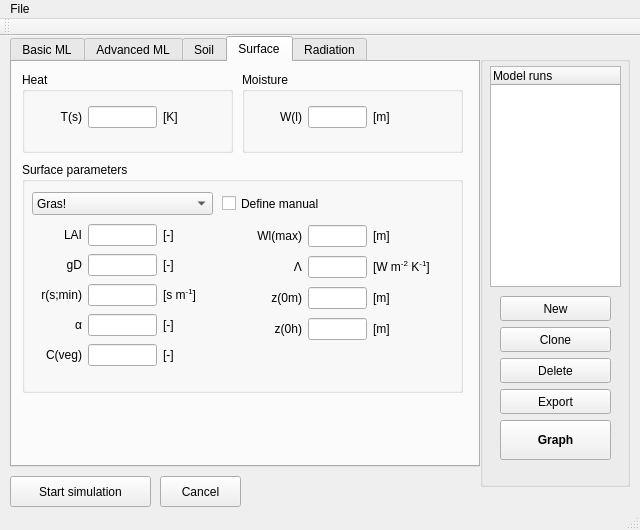
Qt form mainwindow.ui (classmodel/modelgui) before a commit.
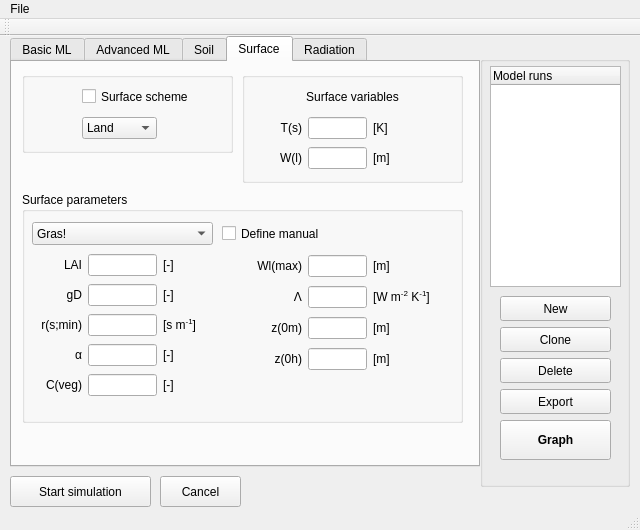
The same form after that commit. The open tabs and pages were chosen to show the change.

```diff
--- a/mainwindow.ui
+++ b/mainwindow.ui
@@ -2107,19 +2107,6 @@
        </layout>
       </widget>
      </widget>
-     <widget class="QCheckBox" name="sw_ls">
-      <property name="geometry">
-       <rect>
-        <x>150</x>
-        <y>360</y>
-        <width>251</width>
-        <height>23</height>
-       </rect>
-      </property>
-      <property name="text">
-       <string>Land-surface -&gt; where...</string>
-      </property>
-     </widget>
     </widget>
     <widget class="QWidget" name="surfaceTab">
      <attribute name="title">
@@ -2135,55 +2122,46 @@
        </rect>
       </property>
       <property name="title">
-       <string>Heat</string>
+       <string/>
       </property>
       <widget class="QWidget" name="gridLayoutWidget_15">
        <property name="geometry">
         <rect>
          <x>10</x>
-         <y>30</y>
+         <y>10</y>
          <width>191</width>
-         <height>31</height>
+         <height>61</height>
         </rect>
        </property>
        <layout class="QGridLayout" name="surface_heat_grid" columnminimumwidth="50,0,60">
         <property name="sizeConstraint">
          <enum>QLayout::SetMinimumSize</enum>
         </property>
-        <item row="0" column="0">
-         <widget class="QLabel" name="label_surface_Ts">
-          <property name="toolTip">
-           <string/>
+        <item row="0" column="1" colspan="2">
+         <widget class="QCheckBox" name="sw_ls">
+          <property name="minimumSize">
+           <size>
+            <width>0</width>
+            <height>25</height>
+           </size>
           </property>
           <property name="text">
-           <string>&lt;html&gt;T(s)&lt;/html&gt;</string>
+           <string>Surface scheme</string>
           </property>
-          <property name="alignment">
-           <set>Qt::AlignRight|Qt::AlignTrailing|Qt::AlignVCenter</set>
-          </property>
          </widget>
         </item>
-        <item row="0" column="1">
-         <widget class="QLineEdit" name="input_surface_Ts">
-          <property name="toolTip">
-           <string>initial mixed-layer u-wind speed</string>
-          </property>
-          <property name="alignment">
-           <set>Qt::AlignRight|Qt::AlignTrailing|Qt::AlignVCenter</set>
-          </property>
-         </widget>
-        </item>
-        <item row="0" column="2">
-         <widget class="QLabel" name="unitlabel_surface_Ts">
-          <property name="toolTip">
-           <string/>
-          </property>
-          <property name="text">
-           <string>&lt;html&gt;[K]&lt;/html&gt;</string>
-          </property>
-          <property name="alignment">
-           <set>Qt::AlignLeading|Qt::AlignLeft|Qt::AlignVCenter</set>
-          </property>
+        <item row="1" column="1">
+         <widget class="QComboBox" name="comboBox">
+          <item>
+           <property name="text">
+            <string>Land</string>
+           </property>
+          </item>
+          <item>
+           <property name="text">
+            <string>Sea</string>
+           </property>
+          </item>
          </widget>
         </item>
        </layout>
@@ -2193,7 +2171,7 @@
       <property name="geometry">
        <rect>
         <x>10</x>
-        <y>100</y>
+        <y>130</y>
         <width>441</width>
         <height>231</height>
        </rect>
@@ -2590,26 +2568,26 @@
         <x>230</x>
         <y>10</y>
         <width>221</width>
-        <height>81</height>
+        <height>111</height>
        </rect>
       </property>
       <property name="title">
-       <string>Moisture</string>
+       <string/>
       </property>
       <widget class="QWidget" name="gridLayoutWidget_16">
        <property name="geometry">
         <rect>
          <x>10</x>
-         <y>30</y>
+         <y>10</y>
          <width>201</width>
-         <height>31</height>
+         <height>91</height>
         </rect>
        </property>
        <layout class="QGridLayout" name="surface_moisture_grid" columnminimumwidth="50,0,80">
         <property name="sizeConstraint">
          <enum>QLayout::SetMinimumSize</enum>
         </property>
-        <item row="0" column="0">
+        <item row="2" column="0">
          <widget class="QLabel" name="label_surface_Wl">
           <property name="toolTip">
            <string/>
@@ -2622,7 +2600,7 @@
           </property>
          </widget>
         </item>
-        <item row="0" column="1">
+        <item row="2" column="1">
          <widget class="QLineEdit" name="input_surface_Wl">
           <property name="toolTip">
            <string>initial mixed-layer u-wind speed</string>
@@ -2632,7 +2610,7 @@
           </property>
          </widget>
         </item>
-        <item row="0" column="2">
+        <item row="2" column="2">
          <widget class="QLabel" name="unitlabel_surface_Wl">
           <property name="toolTip">
            <string/>
@@ -2645,6 +2623,64 @@
           </property>
          </widget>
         </item>
+        <item row="1" column="1">
+         <widget class="QLineEdit" name="input_surface_Ts">
+          <property name="toolTip">
+           <string>initial mixed-layer u-wind speed</string>
+          </property>
+          <property name="alignment">
+           <set>Qt::AlignRight|Qt::AlignTrailing|Qt::AlignVCenter</set>
+          </property>
+         </widget>
+        </item>
+        <item row="1" column="0">
+         <widget class="QLabel" name="label_surface_Ts">
+          <property name="toolTip">
+           <string/>
+          </property>
+          <property name="text">
+           <string>&lt;html&gt;T(s)&lt;/html&gt;</string>
+          </property>
+          <property name="alignment">
+           <set>Qt::AlignRight|Qt::AlignTrailing|Qt::AlignVCenter</set>
+          </property>
+         </widget>
+        </item>
+        <item row="1" column="2">
+         <widget class="QLabel" name="unitlabel_surface_Ts">
+          <property name="toolTip">
+           <string/>
+          </property>
+          <property name="text">
+           <string>&lt;html&gt;[K]&lt;/html&gt;</string>
+          </property>
+          <property name="alignment">
+           <set>Qt::AlignLeading|Qt::AlignLeft|Qt::AlignVCenter</set>
+          </property>
+         </widget>
+        </item>
+        <item row="0" column="0" colspan="3">
+         <widget class="QLabel" name="label_surface_variables">
+          <property name="minimumSize">
+           <size>
+            <width>0</width>
+            <height>25</height>
+           </size>
+          </property>
+          <property name="maximumSize">
+           <size>
+            <width>16777215</width>
+            <height>25</height>
+           </size>
+          </property>
+          <property name="text">
+           <string>Surface variables</string>
+          </property>
+          <property name="alignment">
+           <set>Qt::AlignCenter</set>
+          </property>
+         </widget>
+        </item>
        </layout>
       </widget>
      </widget>
```
Left out of the diff: 142 changed lines with no effect on the pictures.
